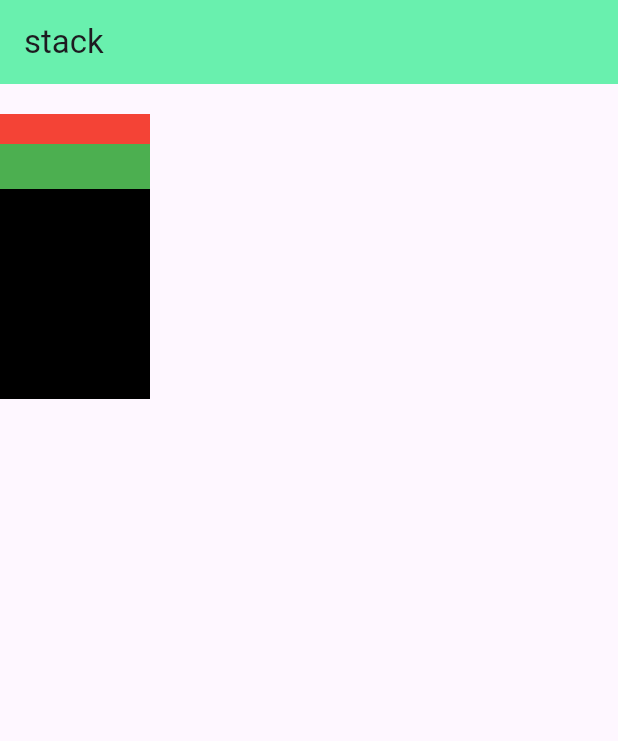
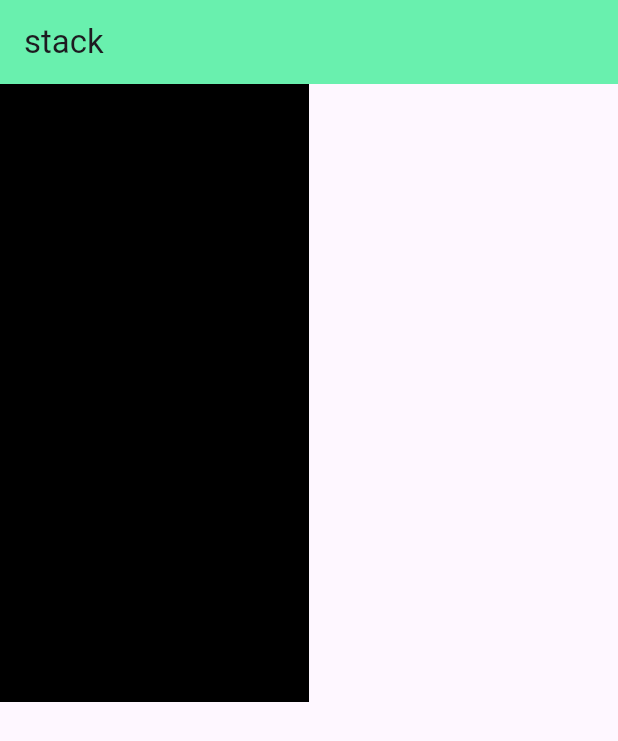
Before and after one commit to alimarain/flutter-stack, a Flutter app: the screen it shows after launch, on a phone screen of 412 x 824 dp. Shown: the top 741 px of the screen. Run offline on Flutter 3.47's test engine with Material 3 defaults, Android fonts, the phone set to English and light mode, and no system bars.

Commit message:
media query

```diff
--- a/lib/test_stack.dart
+++ b/lib/test_stack.dart
@@ -10,39 +10,32 @@ class TestStack extends StatelessWidget {
         backgroundColor: Colors.greenAccent,
         title: Text("stack"),
       ),
-      body: Stack(
-        children: [
-          Positioned(
-            top: 60,
-
-            child: Container(
-            height: 150,
-            width: 100,
+      body: Container(
+            height: MediaQuery.of(context).size.height *0.50,
+            width: MediaQuery.of(context).size.width *0.50,
             color: Colors.black,
-          )
           ),
-            Positioned(
-            top: 40,
+          //   Positioned(
+          //   top: 40,
 
 
-            child:Container(
-            height: 30,
-            width: 100,
-            color: Colors.green,
+          //   child:Container(
+          //   height: 30,
+          //   width: 100,
+          //   color: Colors.green,
 
-            )
-            ),
+          //   )
+          //   ),
 
-          Positioned(
-            top: 20,
+          // Positioned(
+          //   top: 20,
 
-            child: Container(
-            height: 20,
-            width: 100,
-            color: Colors.red,
-          )
-          )
-        ],
-      ),
-    ) ; }
+          //   child: Container(
+          //   height: 20,
+          //   width: 100,
+          //   color: Colors.red,
+          // )
+          // )
+    );
+ }
 }
```
